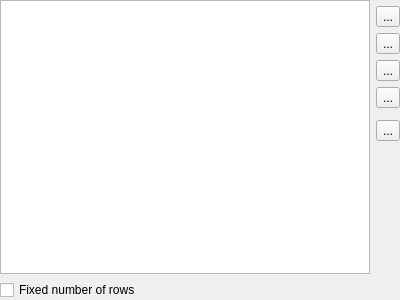
First picture: the form in python/plugins/processing/ui/matrixmodelerwidgetbase.ui, repository qgis/QGIS, before the edit.
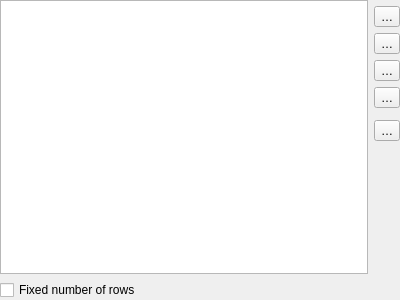
Second picture: the form after the edit.

```diff
--- a/python/plugins/processing/ui/matrixmodelerwidgetbase.ui
+++ b/python/plugins/processing/ui/matrixmodelerwidgetbase.ui
@@ -42,7 +42,7 @@
       <string>Remove row</string>
      </property>
      <property name="text">
-      <string>...</string>
+      <string>…</string>
      </property>
     </widget>
    </item>
@@ -52,7 +52,7 @@
       <string>Clear all</string>
      </property>
      <property name="text">
-      <string>...</string>
+      <string>…</string>
      </property>
     </widget>
    </item>
@@ -82,7 +82,7 @@
       <string>Add row</string>
      </property>
      <property name="text">
-      <string>...</string>
+      <string>…</string>
      </property>
     </widget>
    </item>
@@ -92,7 +92,7 @@
       <string>Add column</string>
      </property>
      <property name="text">
-      <string>...</string>
+      <string>…</string>
      </property>
     </widget>
    </item>
@@ -102,7 +102,7 @@
       <string>Remove column</string>
      </property>
      <property name="text">
-      <string>...</string>
+      <string>…</string>
      </property>
     </widget>
    </item>
```
